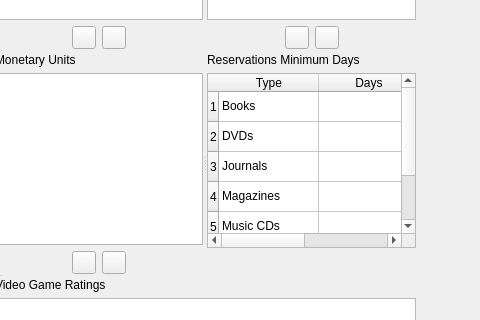
The window that dbenumerations.ui (textbrowser/biblioteq) describes before a commit, drawn with Qt 5; both pictures show x 449 to 929 and y 190 to 510 of the 929 by 731 pixel window.
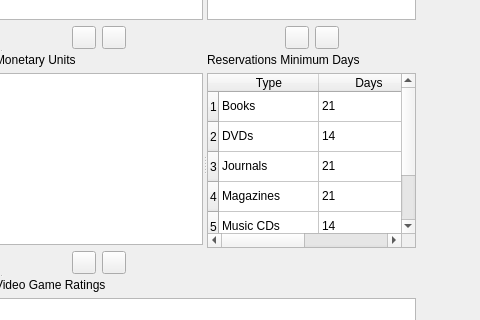
The same window after the commit. Icons and pictures are not drawn.

The edit to the form file:
```diff
--- a/dbenumerations.ui
+++ b/dbenumerations.ui
@@ -658,7 +658,7 @@
                </item>
                <item row="0" column="1">
                 <property name="text">
-                 <string/>
+                 <string>21</string>
                 </property>
                 <property name="flags">
                  <set>ItemIsSelectable|ItemIsEditable|ItemIsDragEnabled|ItemIsUserCheckable|ItemIsEnabled</set>
@@ -674,7 +674,7 @@
                </item>
                <item row="1" column="1">
                 <property name="text">
-                 <string/>
+                 <string>14</string>
                 </property>
                 <property name="flags">
                  <set>ItemIsSelectable|ItemIsEditable|ItemIsDragEnabled|ItemIsUserCheckable|ItemIsEnabled</set>
@@ -690,7 +690,7 @@
                </item>
                <item row="2" column="1">
                 <property name="text">
-                 <string/>
+                 <string>21</string>
                 </property>
                 <property name="flags">
                  <set>ItemIsSelectable|ItemIsEditable|ItemIsDragEnabled|ItemIsUserCheckable|ItemIsEnabled</set>
@@ -706,7 +706,7 @@
                </item>
                <item row="3" column="1">
                 <property name="text">
-                 <string/>
+                 <string>21</string>
                 </property>
                 <property name="flags">
                  <set>ItemIsSelectable|ItemIsEditable|ItemIsDragEnabled|ItemIsUserCheckable|ItemIsEnabled</set>
@@ -722,7 +722,7 @@
                </item>
                <item row="4" column="1">
                 <property name="text">
-                 <string/>
+                 <string>14</string>
                 </property>
                 <property name="flags">
                  <set>ItemIsSelectable|ItemIsEditable|ItemIsDragEnabled|ItemIsUserCheckable|ItemIsEnabled</set>
@@ -738,7 +738,7 @@
                </item>
                <item row="5" column="1">
                 <property name="text">
-                 <string/>
+                 <string>14</string>
                 </property>
                 <property name="flags">
                  <set>ItemIsSelectable|ItemIsEditable|ItemIsDragEnabled|ItemIsUserCheckable|ItemIsEnabled</set>
```
